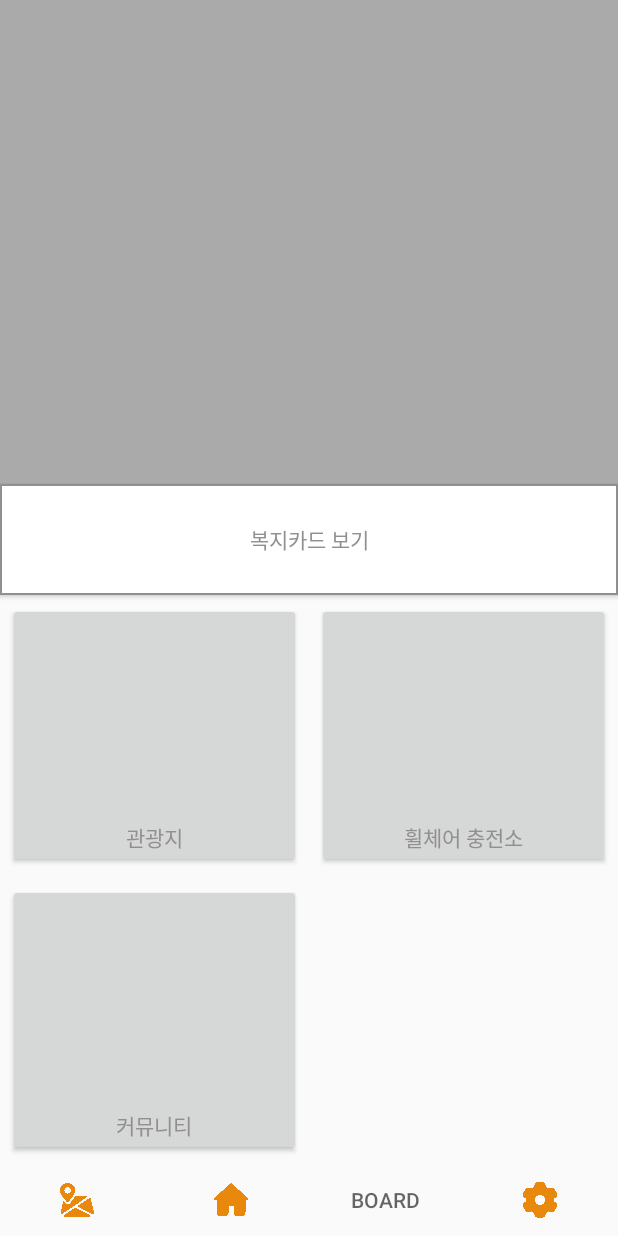
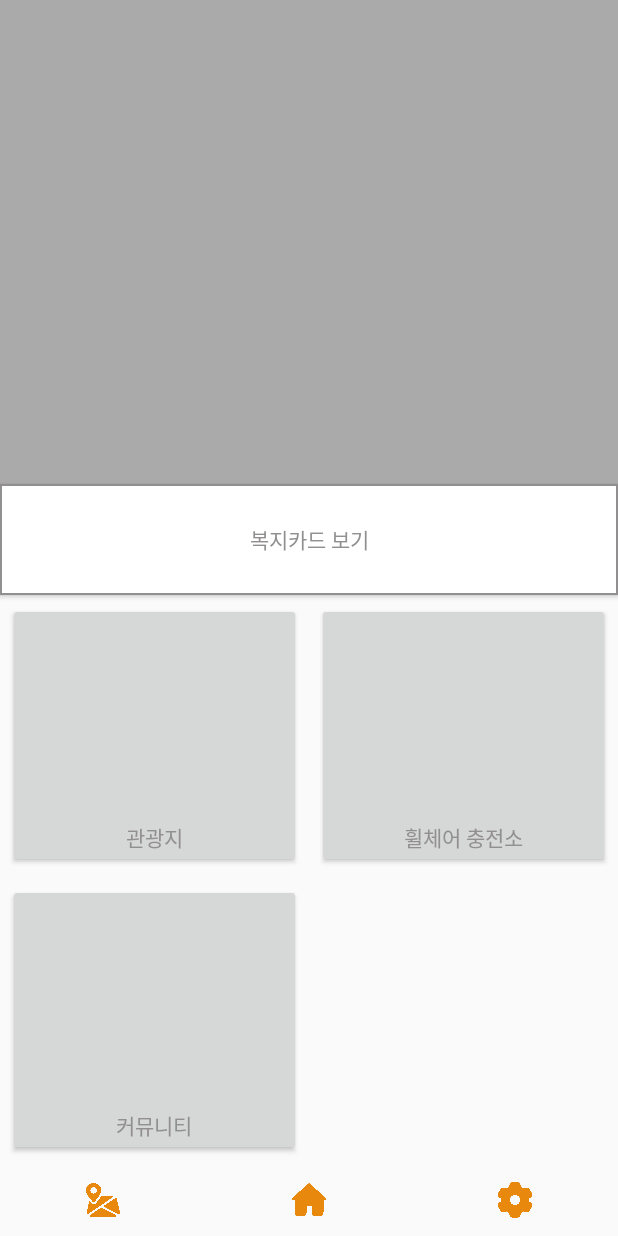
Before and after one commit to SeoulAppContestPrizeNo1/AngelWalk, an Android app: the HomeFragment screen opened directly, with no data from a screen before it, on a phone screen of 412 x 824 dp. Run offline under Robolectric (Android 15) with nearby library versions, the phone set to English and light mode, and no system bars; libraries missing offline, so code that uses them is left out: net.daum.mf; 19 statements that could not run were skipped.

Commit message:
탭 메뉴 아이콘 추가, 로그인 액티비티 finish

```diff
--- a/app/build.gradle
+++ b/app/build.gradle
@@ -27,7 +27,8 @@ dependencies {
     implementation 'com.squareup.retrofit2:retrofit:2.3.0'
     implementation 'com.squareup.retrofit2:converter-gson:2.3.0'
     implementation 'com.android.support:support-v4:27.1.1'
-    compile 'com.jakewharton:butterknife:7.0.1'
+    //implementation 'com.jakewharton:butterknife:8.8.1'
+    //annotationProcessor 'com.jakewharton:butterknife-compiler:8.8.1'
     testImplementation 'junit:junit:4.12'
     androidTestImplementation 'com.android.support.test:runner:1.0.2'
     androidTestImplementation 'com.android.support.test.espresso:espresso-core:3.0.2'
--- a/app/src/main/AndroidManifest.xml
+++ b/app/src/main/AndroidManifest.xml
@@ -16,7 +16,8 @@
         android:roundIcon="@mipmap/ic_launcher_round"
         android:supportsRtl="true"
         android:theme="@style/AppTheme">
-        <activity android:name=".Activity.LoginActivity">
+        <activity
+            android:name=".Activity.LoginActivity">
             <intent-filter>
                 <action android:name="android.intent.action.MAIN" />
                 <category android:name="android.intent.category.LAUNCHER" />
--- a/app/src/main/java/com/walk/angel/angelwalk/Activity/BoardActivity.java
+++ b/app/src/main/java/com/walk/angel/angelwalk/Activity/BoardActivity.java
@@ -10,6 +10,6 @@ public class BoardActivity extends AppCompatActivity {
     @Override
     protected void onCreate(Bundle savedInstanceState) {
         super.onCreate(savedInstanceState);
-        setContentView(R.layout.activity_board);
+        //setContentView(R.layout.activity_board);
     }
 }
--- a/app/src/main/java/com/walk/angel/angelwalk/Activity/LoginActivity.java
+++ b/app/src/main/java/com/walk/angel/angelwalk/Activity/LoginActivity.java
@@ -50,6 +50,7 @@ public class LoginActivity extends AppCompatActivity implements ServerURL {
         if (check){
             Intent intentMain = new Intent(LoginActivity.this, MainActivity.class);
             startActivity(intentMain);
+            finish();
         }
         else {
             // to do nothing
--- a/app/src/main/java/com/walk/angel/angelwalk/Activity/MainActivity.java
+++ b/app/src/main/java/com/walk/angel/angelwalk/Activity/MainActivity.java
@@ -21,7 +21,7 @@ public class MainActivity extends AppCompatActivity {
         tabLayout = (TabLayout) findViewById(R.id.tabLayout);
         tabLayout.addTab(tabLayout.newTab().setIcon(R.drawable.icon_map));
         tabLayout.addTab(tabLayout.newTab().setIcon(R.drawable.icon_home));
-        tabLayout.addTab(tabLayout.newTab().setText("BOARD"));
+        //tabLayout.addTab(tabLayout.newTab().setText("BOARD"));
         tabLayout.addTab(tabLayout.newTab().setIcon(R.drawable.icon_setting));
         tabLayout.setTabGravity(TabLayout.GRAVITY_FILL);
 
--- a/app/src/main/java/com/walk/angel/angelwalk/Adapter/MainTabPagerAdapter.java
+++ b/app/src/main/java/com/walk/angel/angelwalk/Adapter/MainTabPagerAdapter.java
@@ -4,7 +4,6 @@ import android.support.v4.app.Fragment;
 import android.support.v4.app.FragmentManager;
 import android.support.v4.app.FragmentStatePagerAdapter;
 
-import com.walk.angel.angelwalk.Fragment.BoardFragment;
 import com.walk.angel.angelwalk.Fragment.HomeFragment;
 import com.walk.angel.angelwalk.Fragment.MapFragment;
 import com.walk.angel.angelwalk.Fragment.SettingFragment;
@@ -32,11 +31,11 @@ public class MainTabPagerAdapter extends FragmentStatePagerAdapter {
                 return home;
 
             case 2:
-                BoardFragment board = new BoardFragment();
-                return board;
-            case 3:
                 SettingFragment setting = new SettingFragment();
                 return setting;
+                //BoardFragment board = new BoardFragment();
+                //return board;
+            //case 3:
             default:
                 return null;
         }
--- a/app/src/main/java/com/walk/angel/angelwalk/Fragment/HomeFragment.java
+++ b/app/src/main/java/com/walk/angel/angelwalk/Fragment/HomeFragment.java
@@ -22,12 +22,13 @@ import com.walk.angel.angelwalk.R;
 
 public class HomeFragment extends Fragment {
 
-    Button btnTourism, btnCharging, btnPost;
+    Button btnCard, btnTourism, btnCharging, btnPost;
 
     @Override
     public View onCreateView(LayoutInflater inflater, ViewGroup container, Bundle savedInstanceState) {
         ViewGroup HomeFragment = (ViewGroup) inflater.inflate(R.layout.fragment_home, container, false);
 
+        btnCard = (Button) HomeFragment.findViewById(R.id.btnCard);
 
         btnTourism = (Button) HomeFragment.findViewById(R.id.btnTourism);
         btnTourism.setOnClickListener(btnClickListener);
--- a/app/src/main/res/layout/fragment_home.xml
+++ b/app/src/main/res/layout/fragment_home.xml
@@ -45,8 +45,7 @@ android:id="@+id/fragmentHome">
                 android:layout_weight="1"
                 android:textColor="#918F90"
                 android:text="관광지"
-                android:gravity="bottom|center"
-                />
+                android:gravity="bottom|center"/>
 
             <Button
                 android:id="@+id/btnCharging"
```
Also changed, not shown: app/src/main/res/drawable/icon_board.png (added), app/src/main/res/drawable/icon_charging.png (added), app/src/main/res/drawable/icon_sights.png (added).
